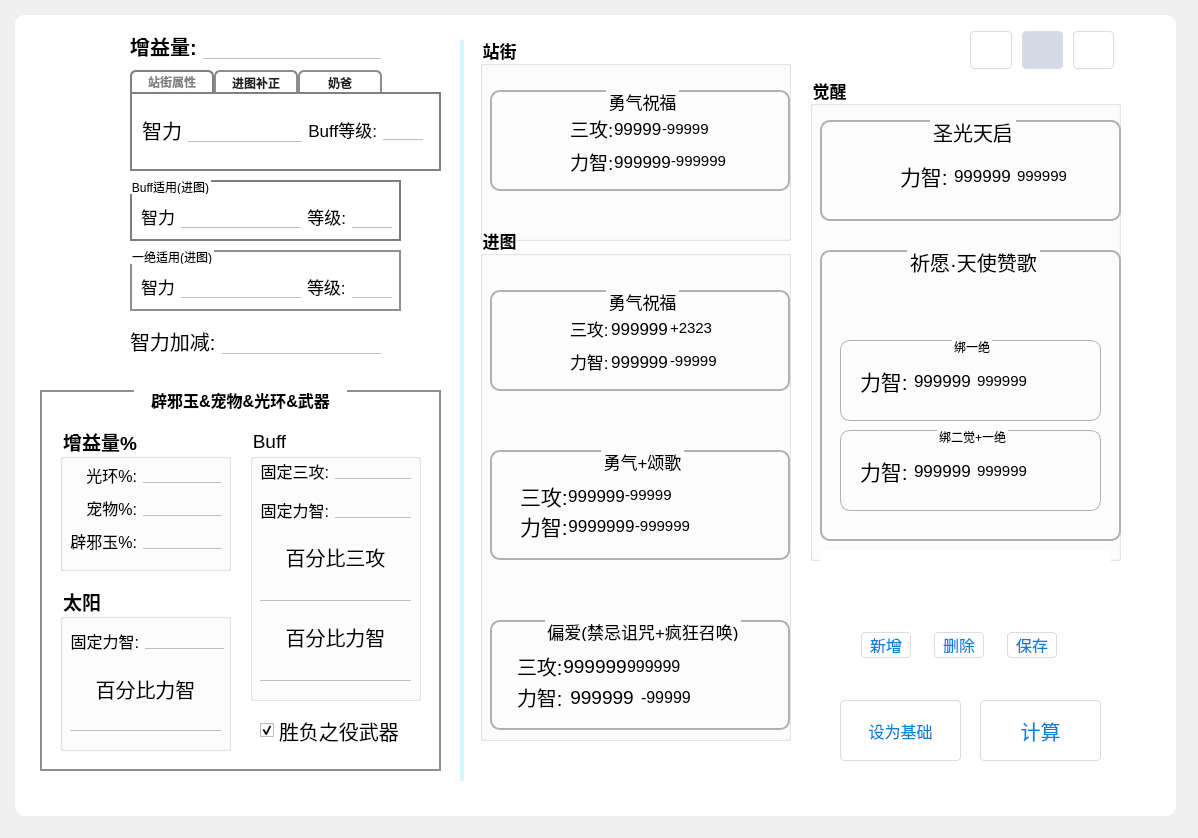
The window that UI.ui (Vixiu/count_buff) describes before a commit, drawn with Qt 5.
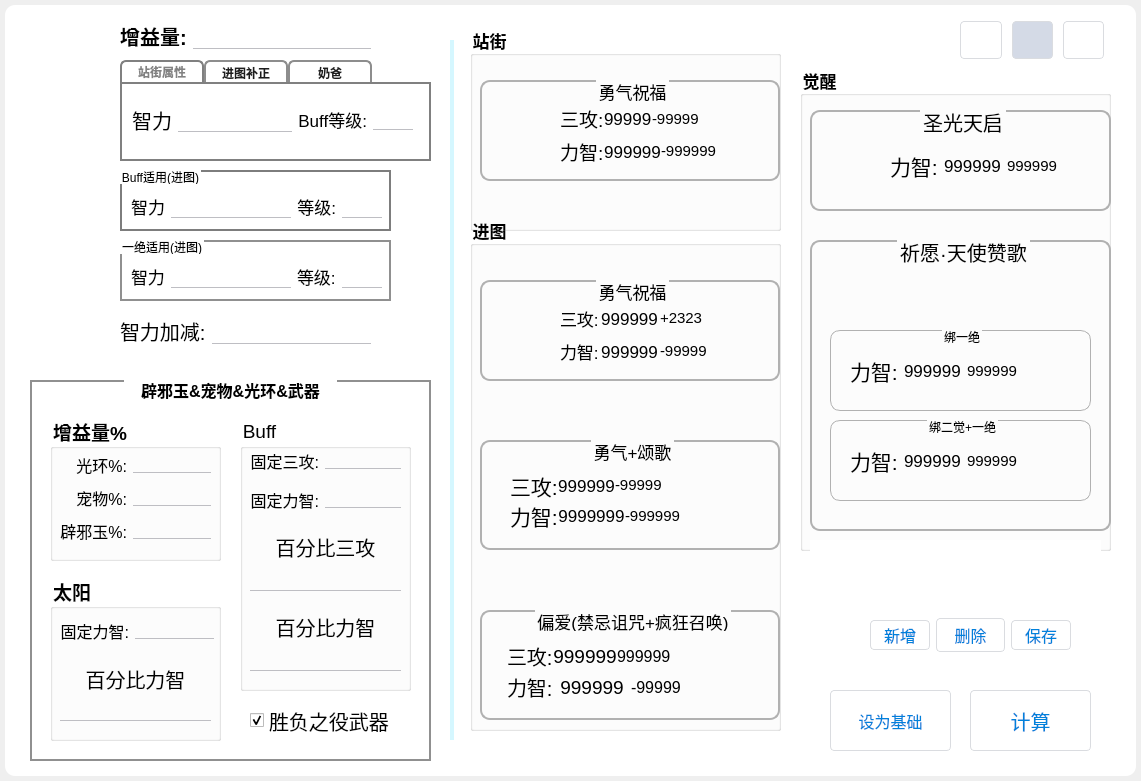
The same window after the commit. Icons and pictures are not drawn.

What changed in the file:
```diff
--- a/UI.ui
+++ b/UI.ui
@@ -6,8 +6,8 @@
    <rect>
     <x>0</x>
     <y>0</y>
-    <width>1198</width>
-    <height>838</height>
+    <width>1141</width>
+    <height>781</height>
    </rect>
   </property>
   <property name="minimumSize">
@@ -31,10 +31,10 @@
    </property>
    <property name="geometry">
     <rect>
-     <x>10</x>
-     <y>10</y>
-     <width>1171</width>
-     <height>811</height>
+     <x>0</x>
+     <y>0</y>
+     <width>1141</width>
+     <height>781</height>
     </rect>
    </property>
    <property name="font">
@@ -229,9 +229,9 @@
     <property name="geometry">
      <rect>
       <x>450</x>
-      <y>30</y>
+      <y>40</y>
       <width>4</width>
-      <height>741</height>
+      <height>700</height>
      </rect>
     </property>
     <property name="minimumSize">
@@ -2831,14 +2831,32 @@
      </property>
     </widget>
    </widget>
+   <widget class="QWidget" name="widget_2" native="true">
+    <property name="geometry">
+     <rect>
+      <x>870</x>
+      <y>610</y>
+      <width>201</width>
+      <height>61</height>
+     </rect>
+    </property>
+    <widget class="QWidget" name="">
+     <property name="geometry">
+      <rect>
+       <x>0</x>
+       <y>0</y>
+       <width>201</width>
+       <height>51</height>
+      </rect>
+     </property>
+     <layout class="QHBoxLayout" name="horizontalLayout_14">
+      <item>
    <widget class="QPushButton" name="button_add">
-    <property name="geometry">
-     <rect>
-      <x>851</x>
-      <y>622</y>
-      <width>50</width>
-      <height>26</height>
-     </rect>
+        <property name="maximumSize">
+         <size>
+          <width>60</width>
+          <height>30</height>
+         </size>
     </property>
     <property name="font">
      <font>
@@ -2851,15 +2869,9 @@
      <string>新增</string>
     </property>
    </widget>
+      </item>
+      <item>
    <widget class="QPushButton" name="button_del">
-    <property name="geometry">
-     <rect>
-      <x>924</x>
-      <y>622</y>
-      <width>50</width>
-      <height>26</height>
-     </rect>
-    </property>
     <property name="font">
      <font>
       <pointsize>12</pointsize>
@@ -2871,14 +2883,20 @@
      <string>删除</string>
     </property>
    </widget>
+      </item>
+      <item>
    <widget class="QPushButton" name="button_save">
-    <property name="geometry">
-     <rect>
-      <x>997</x>
-      <y>622</y>
-      <width>50</width>
-      <height>26</height>
-     </rect>
+        <property name="minimumSize">
+         <size>
+          <width>0</width>
+          <height>0</height>
+         </size>
+        </property>
+        <property name="maximumSize">
+         <size>
+          <width>60</width>
+          <height>30</height>
+         </size>
     </property>
     <property name="font">
      <font>
@@ -2891,6 +2909,10 @@
      <string>保存</string>
     </property>
    </widget>
+      </item>
+     </layout>
+    </widget>
+   </widget>
    <zorder>button_add</zorder>
    <zorder>button_del</zorder>
    <zorder>button_save</zorder>
```
Left out of the diff: 3 changed lines with no effect on the pictures. Lines whose indentation alone changed are shown as unchanged.
